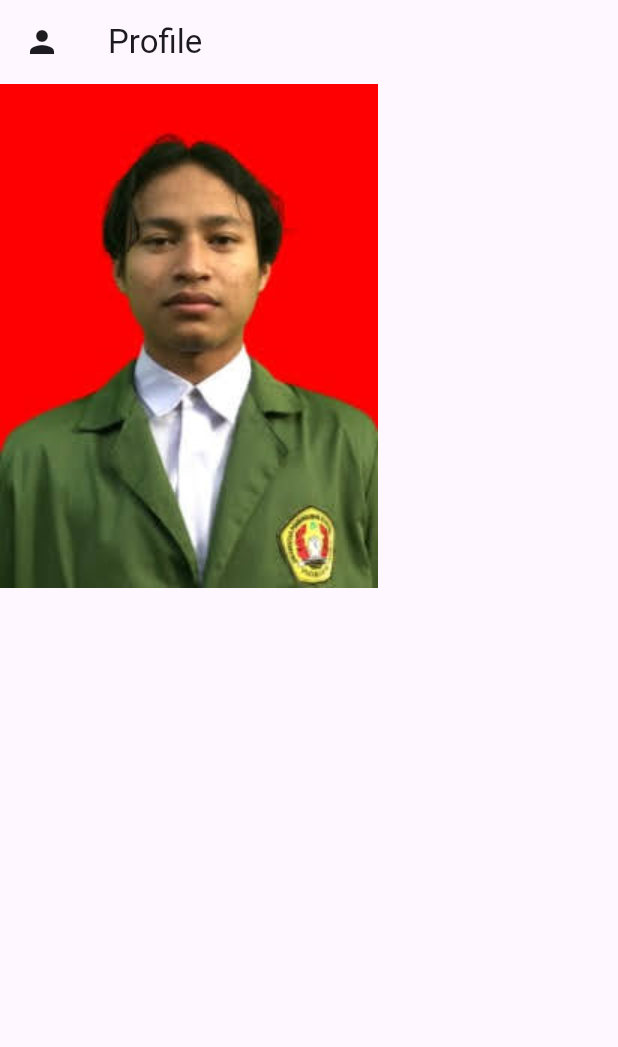
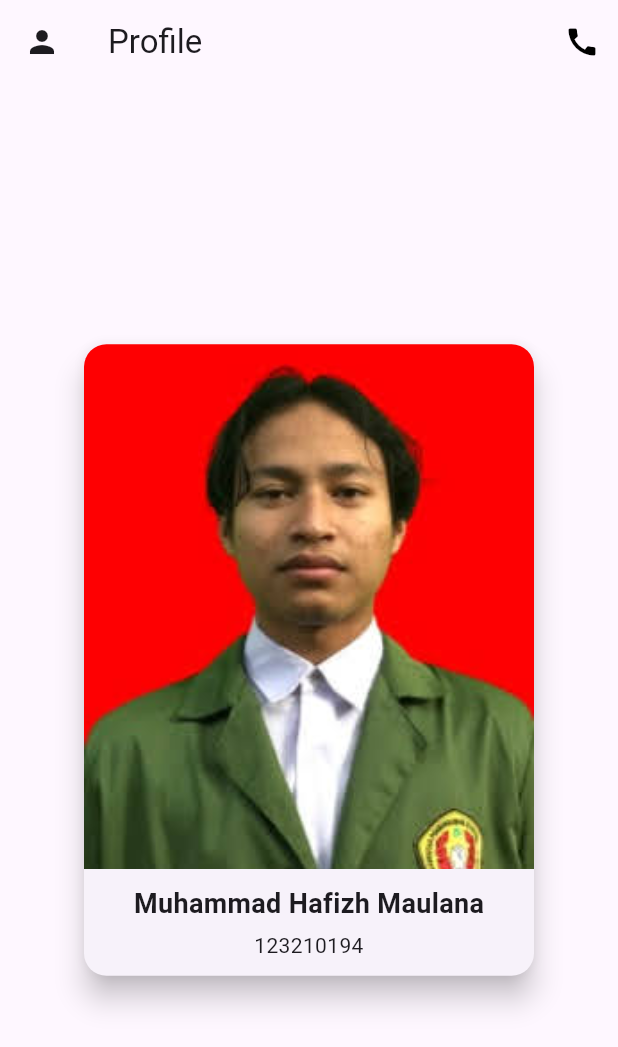
Before and after one commit to MuhammadHafizhMaulana/Tugas1_PrakMobile, a Flutter app: the Profile screen opened directly, on a phone screen of 412 x 824 dp. Shown: the top 1047 px of the screen. Run offline on Flutter 3.47's test engine with Material 3 defaults, Android fonts, the phone set to English and light mode, and no system bars.

Commit message:
Sudah menambahkan foto, login, action whatsapp tapi belum bisa dibuka

```diff
--- a/lib/home.dart
+++ b/lib/home.dart
@@ -1,4 +1,5 @@
 import 'package:flutter/material.dart';
+import 'package:tugas1/login.dart';
 import 'package:tugas1/profile.dart';
 
 class HomeScreen extends StatelessWidget {
@@ -26,10 +27,10 @@ class HomeScreen extends StatelessWidget {
               onPressed: (){
                 Navigator.push(
                   context,
-                  MaterialPageRoute(builder: (context) => Profile()),
+                  MaterialPageRoute(builder: (context) => LoginPage()),
                   );
               },
-              child: Text('Profile',
+              child: Text('Login',
               style: TextStyle(color: Colors.black),),
               ),
           )
--- a/lib/profile.dart
+++ b/lib/profile.dart
@@ -1,4 +1,5 @@
 import 'package:flutter/material.dart';
+
 
 class Profile extends StatelessWidget {
   @override
@@ -7,14 +8,52 @@ class Profile extends StatelessWidget {
       appBar: AppBar(
         leading: Icon(Icons.person),
         title: Text('Profile'),
+        actions: < Widget > [
+          IconButton(
+            icon: Icon(Icons.call, color:
+              Colors.black),
+            onPressed: null ,
+          )
+
+        ],
+
       ),
-      body: SingleChildScrollView(
-        child: Column(
-          crossAxisAlignment: CrossAxisAlignment.center,
-          spacing: 20,
-          children: [
-            Image.asset('assets/hafizh.jpg')
-          ],
+      body: Center(
+        child: Card(
+          elevation: 8, // Efek bayangan
+          shape: RoundedRectangleBorder(
+            borderRadius: BorderRadius.circular(15),
+          ),
+          child: Column(
+            mainAxisSize: MainAxisSize.min,
+            children: [
+              ClipRRect(
+                borderRadius: BorderRadius.vertical(top: Radius.circular(15)),
+                child: Image.asset(
+                  "assets/hafizh.jpg",
+                  width: 300,
+                  height: 350,
+                  fit: BoxFit.cover,
+                ),
+              ),
+              Padding(
+                padding: EdgeInsets.all(10),
+                child: Column(
+                  children: [
+                    Text(
+                      "Muhammad Hafizh Maulana",
+                      style: TextStyle(fontSize: 18, fontWeight: FontWeight.bold),
+                    ),
+                    SizedBox(height: 5),
+                    Text(
+                      "123210194",
+                      textAlign: TextAlign.center,
+                    ),
+                  ],
+                ),
+              ),
+            ],
+          ),
         ),
       ),
     );
```
Also changed, not shown: lib/login.dart (added, +48 -0 lines), pubspec.yaml (line endings or trailing spaces).
